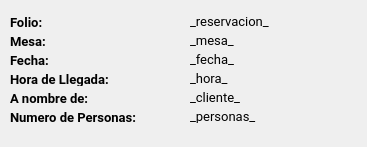
Qt form El-Patio/administrador/reservaitemwidget.ui (MrDanielG/IHC-ElPatio) before a commit.
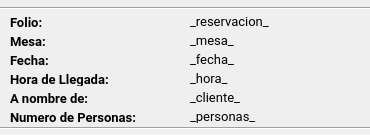
The same form after that commit.

```diff
--- a/El-Patio/administrador/reservaitemwidget.ui
+++ b/El-Patio/administrador/reservaitemwidget.ui
@@ -6,8 +6,8 @@
    <rect>
     <x>0</x>
     <y>0</y>
-    <width>367</width>
-    <height>147</height>
+    <width>370</width>
+    <height>135</height>
    </rect>
   </property>
   <property name="windowTitle">
@@ -265,6 +265,32 @@
     <string>_cliente_</string>
    </property>
   </widget>
+  <widget class="Line" name="line">
+   <property name="geometry">
+    <rect>
+     <x>0</x>
+     <y>0</y>
+     <width>380</width>
+     <height>16</height>
+    </rect>
+   </property>
+   <property name="orientation">
+    <enum>Qt::Horizontal</enum>
+   </property>
+  </widget>
+  <widget class="Line" name="line_2">
+   <property name="geometry">
+    <rect>
+     <x>0</x>
+     <y>120</y>
+     <width>380</width>
+     <height>16</height>
+    </rect>
+   </property>
+   <property name="orientation">
+    <enum>Qt::Horizontal</enum>
+   </property>
+  </widget>
  </widget>
  <resources/>
  <connections/>
```
